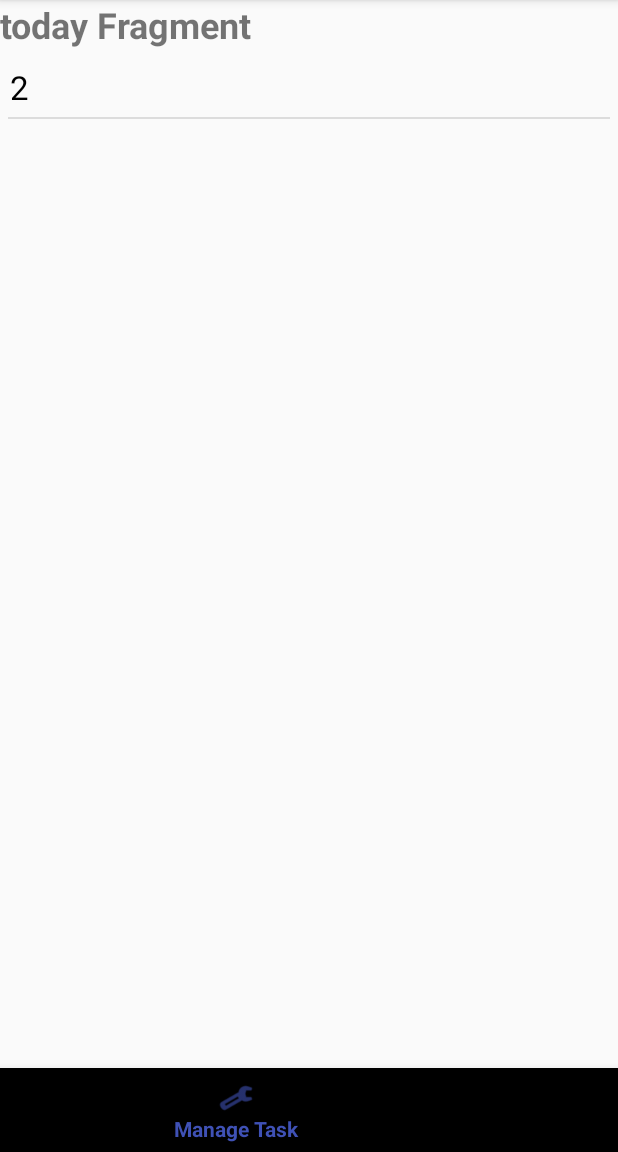
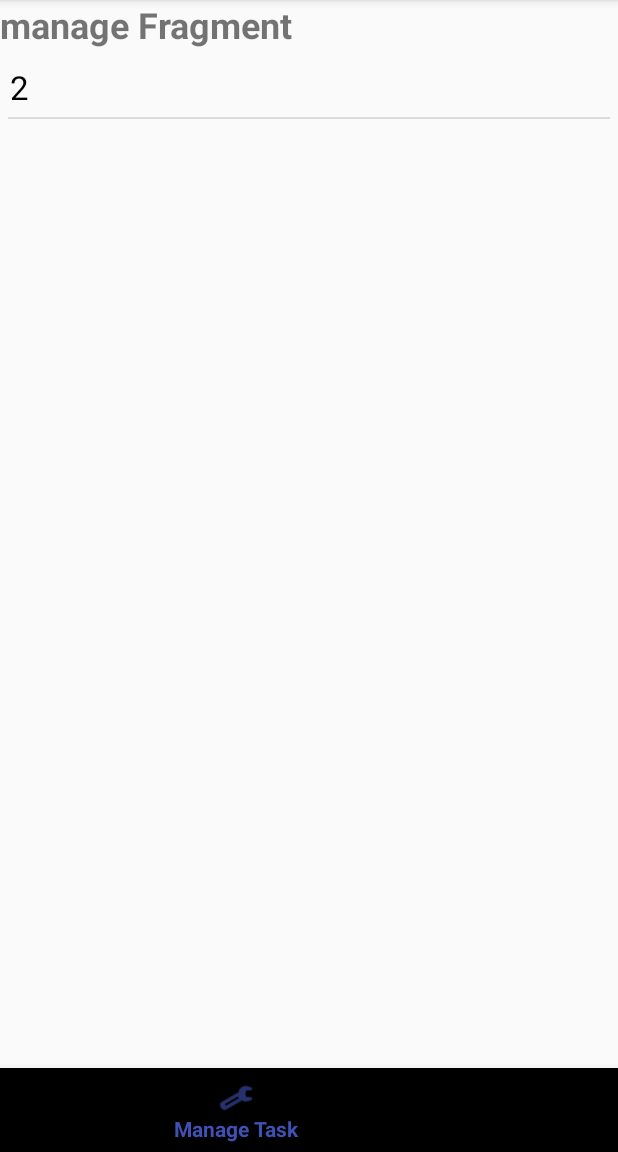
Before and after one commit to reinaRHL/craftersNote, an Android app: the screen it shows after launch (MainActivity), item 2 of the bottom bar chosen, on a phone screen of 412 x 824 dp, the part 84-1236 px from its top. Run offline under Robolectric (Android 15) with nearby library versions, the phone set to English and light mode, and no system bars.

Commit message:
fixed minor bug

```diff
--- a/app/src/main/res/layout/fragment_manage_gather.xml
+++ b/app/src/main/res/layout/fragment_manage_gather.xml
@@ -13,7 +13,7 @@
         <TextView
             android:layout_width="wrap_content"
             android:layout_height="wrap_content"
-            android:text="@string/today_fragment"
+            android:text="@string/gather_fragment"
             android:id="@+id/title_gather"
             android:textSize="24sp"
             android:textStyle="bold" />
--- a/app/src/main/res/layout/fragment_manage_task.xml
+++ b/app/src/main/res/layout/fragment_manage_task.xml
@@ -13,7 +13,7 @@
         <TextView
             android:layout_width="wrap_content"
             android:layout_height="wrap_content"
-            android:text="@string/today_fragment"
+            android:text="@string/manage_fragment"
             android:id="@+id/title_manage"
             android:textSize="24sp"
             android:textStyle="bold" />
--- a/app/src/main/res/layout/fragment_record_sales.xml
+++ b/app/src/main/res/layout/fragment_record_sales.xml
@@ -13,7 +13,7 @@
         <TextView
             android:layout_width="wrap_content"
             android:layout_height="wrap_content"
-            android:text="@string/today_fragment"
+            android:text="@string/record_fragment"
             android:id="@+id/title_record"
             android:textSize="24sp"
             android:textStyle="bold" />
```
